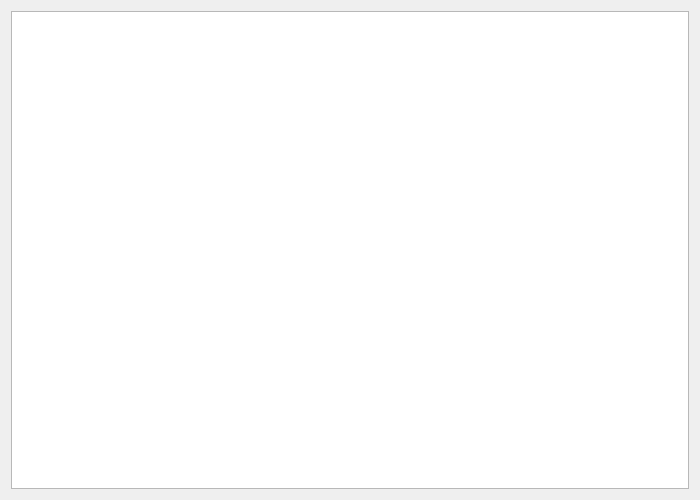
Before: the Qt Designer form pages/pageslaveio.ui in DieBieEngineering/DieBieMS-Tool, drawn with Qt 5.
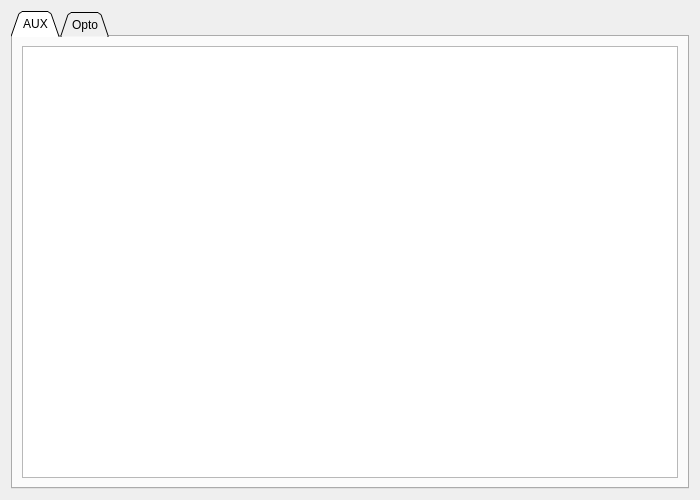
After: the same form once the commit is applied. Custom widgets are drawn as their Qt base class.

What changed in the file:
```diff
--- a/pages/pageslaveio.ui
+++ b/pages/pageslaveio.ui
@@ -15,7 +15,34 @@
   </property>
   <layout class="QVBoxLayout" name="verticalLayout">
    <item>
-    <widget class="ParamTable" name="slaveIOTab"/>
+    <widget class="QTabWidget" name="tabWidget">
+     <property name="tabShape">
+      <enum>QTabWidget::Triangular</enum>
+     </property>
+     <property name="currentIndex">
+      <number>0</number>
+     </property>
+     <widget class="QWidget" name="tabIOAUX">
+      <attribute name="title">
+       <string>AUX</string>
+      </attribute>
+      <layout class="QVBoxLayout" name="verticalLayout_2">
+       <item>
+        <widget class="ParamTable" name="slaveIOTabAUX"/>
+       </item>
+      </layout>
+     </widget>
+     <widget class="QWidget" name="tabIOOpto">
+      <attribute name="title">
+       <string>Opto</string>
+      </attribute>
+      <layout class="QVBoxLayout" name="verticalLayout_3">
+       <item>
+        <widget class="ParamTable" name="slaveIOTabOpto"/>
+       </item>
+      </layout>
+     </widget>
+    </widget>
    </item>
   </layout>
  </widget>
```
